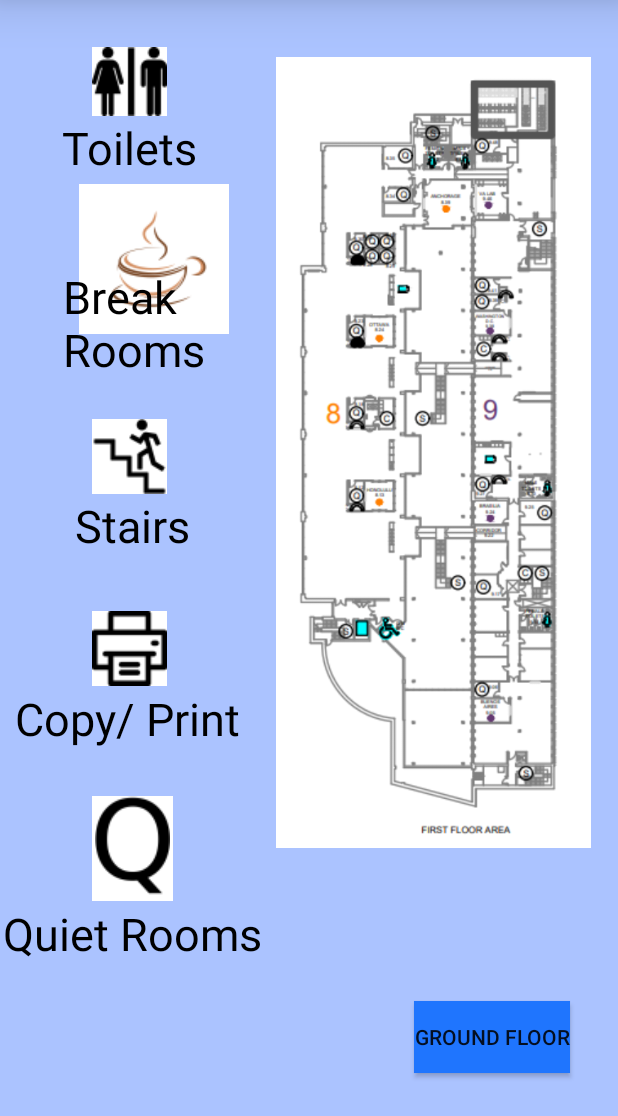
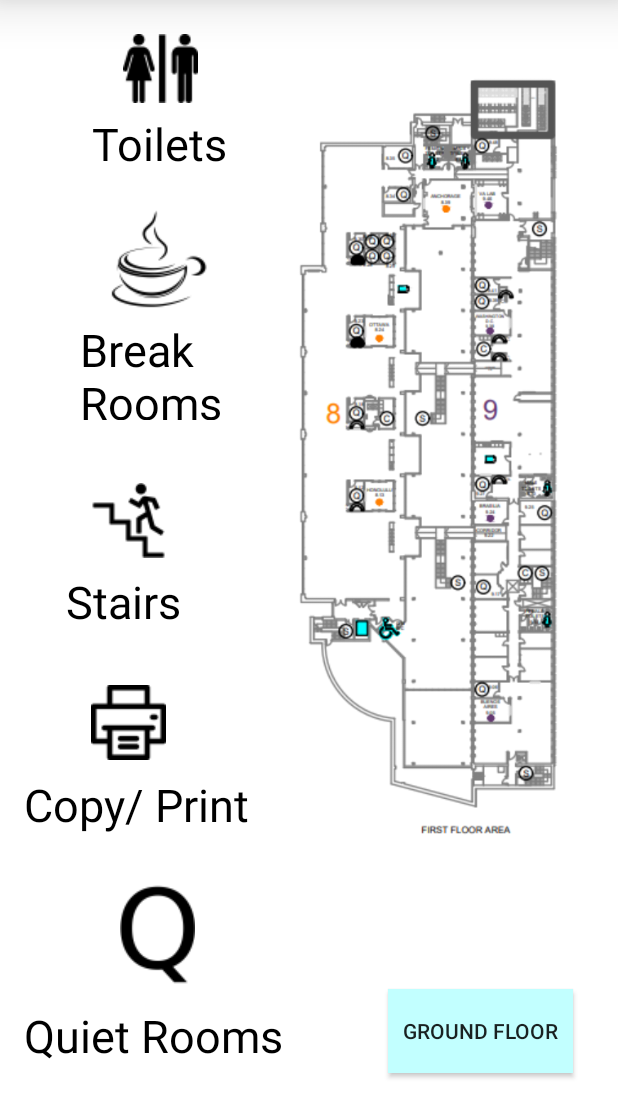
Before and after one commit to rachelr12343/Start-up, an Android app: the layout first_floor.xml on its own in the app's theme, with its tools: preview values and no code run, on a phone screen of 412 x 824 dp, the part 120-1236 px from its top. Run offline under Robolectric (Android 15) with nearby library versions, the phone set to English and light mode, and no system bars.

Commit message:
finished map

```diff
--- a/app/src/main/AndroidManifest.xml
+++ b/app/src/main/AndroidManifest.xml
@@ -36,6 +36,7 @@
                 <category android:name="android.intent.category.LAUNCHER" />
             </intent-filter>
         </activity>
+        <activity android:name=".FirstFloor"/>
     </application>
 
 </manifest>
--- a/app/src/main/res/layout/first_floor.xml
+++ b/app/src/main/res/layout/first_floor.xml
@@ -4,7 +4,7 @@
     xmlns:tools="http://schemas.android.com/tools"
     android:layout_width="match_parent"
     android:layout_height="match_parent"
-    android:background="@color/light_blue"
+    android:background="@color/white"
     tools:context=".FirstFloor">
 
     <include
@@ -32,10 +32,10 @@
         android:contentDescription="@string/toilet"
         app:layout_constraintBottom_toBottomOf="parent"
         app:layout_constraintEnd_toEndOf="parent"
-        app:layout_constraintHorizontal_bias="0.169"
+        app:layout_constraintHorizontal_bias="0.227"
         app:layout_constraintStart_toStartOf="parent"
         app:layout_constraintTop_toTopOf="parent"
-        app:layout_constraintVertical_bias="0.143"
+        app:layout_constraintVertical_bias="0.132"
         app:srcCompat="@drawable/bathroom_symbols" />
 
     <ImageButton
@@ -44,6 +44,7 @@
         android:layout_height="wrap_content"
         android:background="@color/white"
         android:contentDescription="@string/coffeeicon"
+        android:tint="#000000"
         app:layout_constraintBottom_toBottomOf="parent"
         app:layout_constraintEnd_toEndOf="parent"
         app:layout_constraintHorizontal_bias="0.169"
@@ -60,10 +61,10 @@
         android:contentDescription="@string/prayer"
         app:layout_constraintBottom_toBottomOf="parent"
         app:layout_constraintEnd_toEndOf="parent"
-        app:layout_constraintHorizontal_bias="0.169"
+        app:layout_constraintHorizontal_bias="0.168"
         app:layout_constraintStart_toStartOf="parent"
         app:layout_constraintTop_toTopOf="parent"
-        app:layout_constraintVertical_bias="0.63"
+        app:layout_constraintVertical_bias="0.693"
         app:srcCompat="@drawable/print_symbol" />
 
     <ImageButton
@@ -74,10 +75,10 @@
         android:contentDescription="@string/quiet"
         app:layout_constraintBottom_toBottomOf="parent"
         app:layout_constraintEnd_toEndOf="parent"
-        app:layout_constraintHorizontal_bias="0.171"
+        app:layout_constraintHorizontal_bias="0.218"
         app:layout_constraintStart_toStartOf="parent"
         app:layout_constraintTop_toTopOf="parent"
-        app:layout_constraintVertical_bias="0.81"
+        app:layout_constraintVertical_bias="0.889"
         app:srcCompat="@drawable/quiet_symbol" />
 
     <TextView
@@ -89,24 +90,24 @@
         android:textSize="30sp"
         app:layout_constraintBottom_toBottomOf="parent"
         app:layout_constraintEnd_toEndOf="parent"
-        app:layout_constraintHorizontal_bias="0.128"
+        app:layout_constraintHorizontal_bias="0.19"
         app:layout_constraintStart_toStartOf="parent"
         app:layout_constraintTop_toTopOf="parent"
-        app:layout_constraintVertical_bias="0.202" />
+        app:layout_constraintVertical_bias="0.198" />
 
     <TextView
         android:id="@+id/textView3"
-        android:layout_width="175dp"
-        android:layout_height="82dp"
+        android:layout_width="122dp"
+        android:layout_height="67dp"
         android:text="@string/break_rooms"
         android:textColor="@color/black"
         android:textSize="30sp"
         app:layout_constraintBottom_toBottomOf="parent"
         app:layout_constraintEnd_toEndOf="parent"
-        app:layout_constraintHorizontal_bias="0.178"
+        app:layout_constraintHorizontal_bias="0.183"
         app:layout_constraintStart_toStartOf="parent"
         app:layout_constraintTop_toTopOf="parent"
-        app:layout_constraintVertical_bias="0.347" />
+        app:layout_constraintVertical_bias="0.387" />
 
     <TextView
         android:id="@+id/textView4"
@@ -117,38 +118,38 @@
         android:textSize="30sp"
         app:layout_constraintBottom_toBottomOf="parent"
         app:layout_constraintEnd_toEndOf="parent"
-        app:layout_constraintHorizontal_bias="0.047"
+        app:layout_constraintHorizontal_bias="0.077"
         app:layout_constraintStart_toStartOf="parent"
         app:layout_constraintTop_toTopOf="parent"
-        app:layout_constraintVertical_bias="0.724" />
+        app:layout_constraintVertical_bias="0.801" />
 
     <TextView
         android:id="@+id/textView5"
-        android:layout_width="212dp"
-        android:layout_height="91dp"
+        android:layout_width="200dp"
+        android:layout_height="74dp"
         android:text="@string/quiet_rooms"
         android:textColor="@color/black"
         android:textSize="30sp"
         app:layout_constraintBottom_toBottomOf="parent"
         app:layout_constraintEnd_toEndOf="parent"
-        app:layout_constraintHorizontal_bias="0.011"
+        app:layout_constraintHorizontal_bias="0.075"
         app:layout_constraintStart_toStartOf="parent"
         app:layout_constraintTop_toTopOf="parent"
-        app:layout_constraintVertical_bias="0.931" />
+        app:layout_constraintVertical_bias="1.0" />
 
     <ImageButton
         android:id="@+id/stairsbtn"
         android:layout_width="wrap_content"
         android:layout_height="wrap_content"
         android:background="@color/white"
+        android:importantForAccessibility="no"
         app:layout_constraintBottom_toBottomOf="parent"
         app:layout_constraintEnd_toEndOf="parent"
-        app:layout_constraintHorizontal_bias="0.169"
+        app:layout_constraintHorizontal_bias="0.168"
         app:layout_constraintStart_toStartOf="parent"
         app:layout_constraintTop_toTopOf="parent"
-        app:layout_constraintVertical_bias="0.464"
-        app:srcCompat="@drawable/stairs"
-        android:importantForAccessibility="no" />
+        app:layout_constraintVertical_bias="0.519"
+        app:srcCompat="@drawable/stairs" />
 
     <TextView
         android:id="@+id/textview7"
@@ -159,17 +160,18 @@
         android:textSize="30sp"
         app:layout_constraintBottom_toBottomOf="parent"
         app:layout_constraintEnd_toEndOf="parent"
-        app:layout_constraintHorizontal_bias="0.165"
+        app:layout_constraintHorizontal_bias="0.145"
         app:layout_constraintStart_toStartOf="parent"
         app:layout_constraintTop_toTopOf="parent"
-        app:layout_constraintVertical_bias="0.548" />
+        app:layout_constraintVertical_bias="0.616" />
 
     <Button
         android:id="@+id/groundFloor"
-        android:layout_width="wrap_content"
-        android:layout_height="wrap_content"
-        android:background="#00B0FF"
-        android:backgroundTint="@color/dark_blue"
+        android:layout_width="123dp"
+        android:layout_height="56dp"
+        android:background="@color/blue"
+        android:backgroundTint="@color/blue"
+        android:backgroundTintMode="add"
         android:text="@string/ground_floor"
         android:textColorHighlight="#03A9F4"
         android:textColorLink="#2196F3"
```
Also changed, not shown: app/src/main/java/com/example/homepage/FirstFloor.java (+34 -20 lines), app/src/main/res/mipmap-hdpi/first_floor_break.png, app/src/main/res/mipmap-hdpi/first_floor_coffee.png, app/src/main/res/mipmap-hdpi/first_floor_print.png, app/src/main/res/mipmap-hdpi/first_floor_stairs.png, app/src/main/res/mipmap-hdpi/first_floor_toilets.png.
